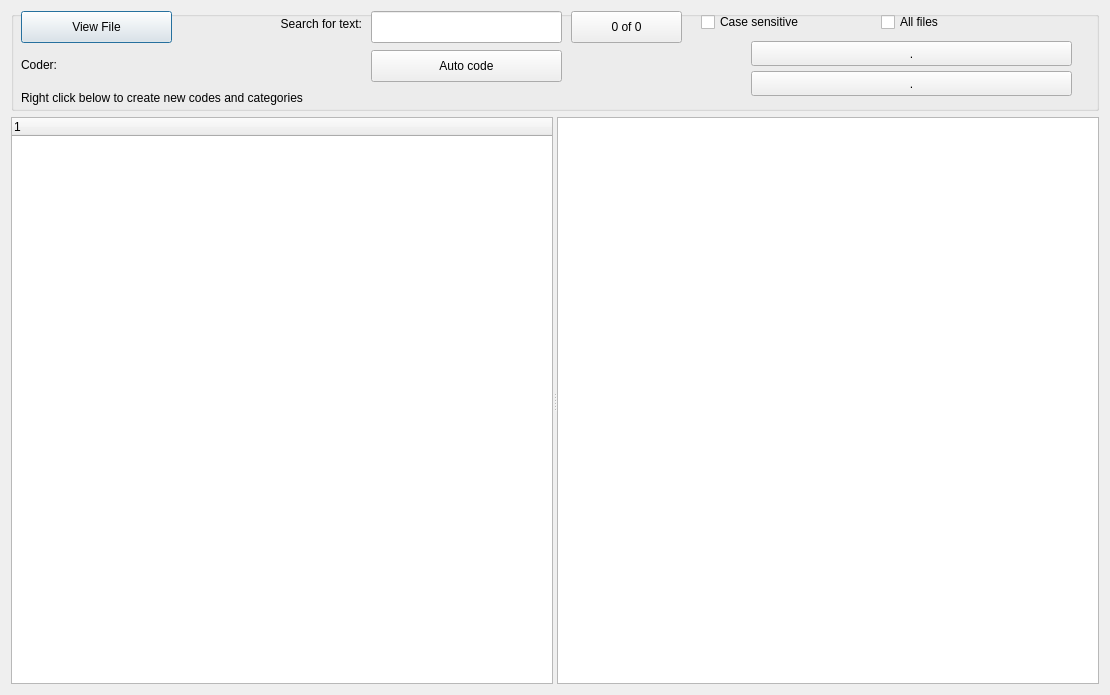
Qt form GUI_UIs/ui_dialog_code_text.ui (ccbogel/QualCoder) before a commit.
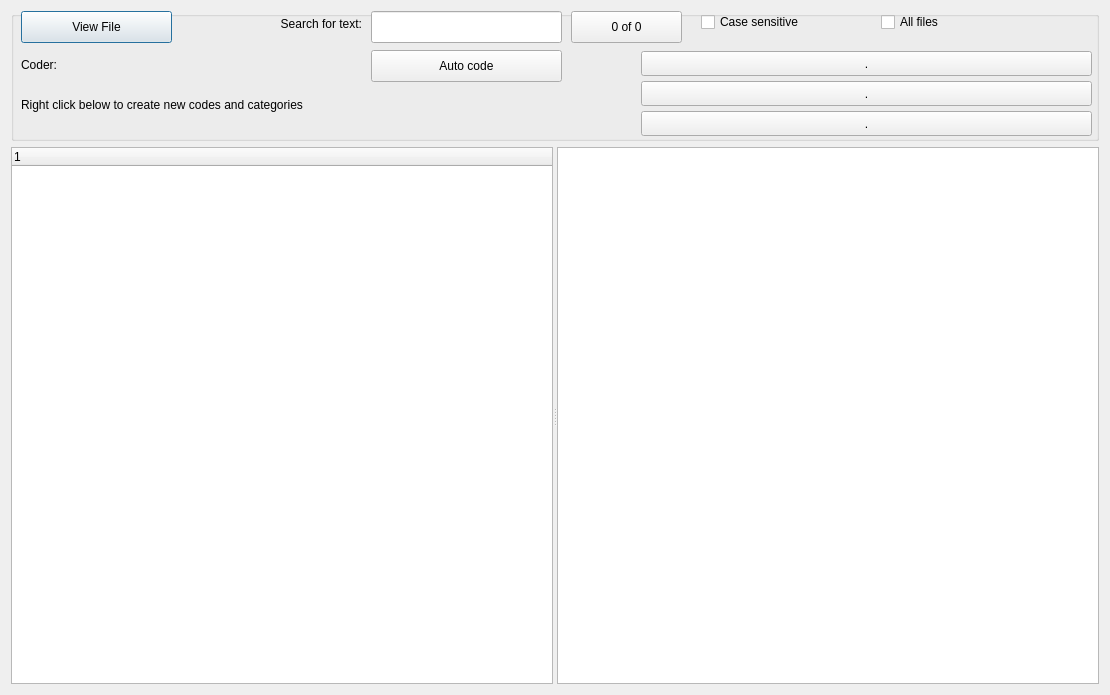
The same form after that commit.

Commit message: 3 buttons for overlapping coded text

```diff
--- a/GUI_UIs/ui_dialog_code_text.ui
+++ b/GUI_UIs/ui_dialog_code_text.ui
@@ -19,13 +19,13 @@
      <property name="minimumSize">
       <size>
        <width>0</width>
-       <height>100</height>
+       <height>130</height>
       </size>
      </property>
      <property name="maximumSize">
       <size>
        <width>16777215</width>
-       <height>100</height>
+       <height>130</height>
       </size>
      </property>
      <property name="title">
@@ -79,12 +79,15 @@
         <x>10</x>
         <y>73</y>
         <width>401</width>
-        <height>28</height>
+        <height>41</height>
        </rect>
       </property>
       <property name="text">
        <string>Right click below to create new codes and categories</string>
       </property>
+      <property name="wordWrap">
+       <bool>true</bool>
+      </property>
      </widget>
      <widget class="QLabel" name="label_search">
       <property name="geometry">
@@ -166,9 +169,9 @@
      <widget class="QPushButton" name="pushButton_coded1">
       <property name="geometry">
        <rect>
-        <x>740</x>
-        <y>30</y>
-        <width>321</width>
+        <x>630</x>
+        <y>40</y>
+        <width>451</width>
         <height>25</height>
        </rect>
       </property>
@@ -179,9 +182,22 @@
      <widget class="QPushButton" name="pushButton_coded2">
       <property name="geometry">
        <rect>
-        <x>740</x>
-        <y>60</y>
-        <width>321</width>
+        <x>630</x>
+        <y>70</y>
+        <width>451</width>
+        <height>25</height>
+       </rect>
+      </property>
+      <property name="text">
+       <string>.</string>
+      </property>
+     </widget>
+     <widget class="QPushButton" name="pushButton_coded3">
+      <property name="geometry">
+       <rect>
+        <x>630</x>
+        <y>100</y>
+        <width>451</width>
         <height>25</height>
        </rect>
       </property>
```
